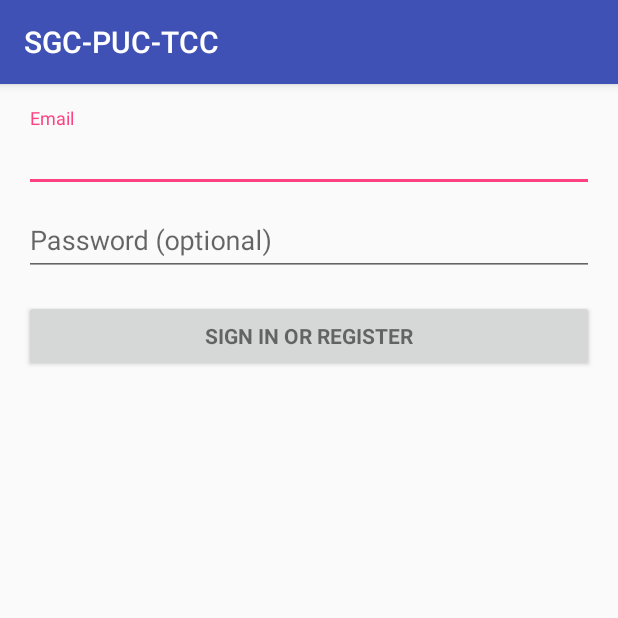
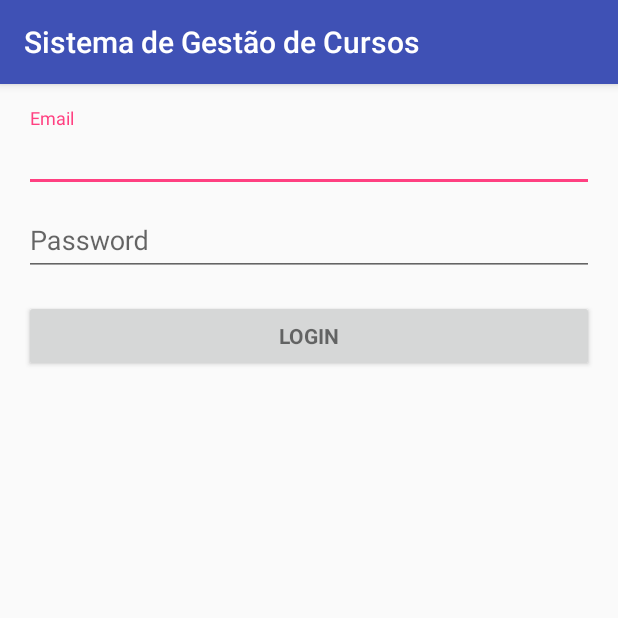
Before and after one commit to robsonlluis/SGC-PUC, an Android app: the screen it shows after launch (LoginActivity), on a phone screen of 412 x 824 dp, the top half of it. Run offline under Robolectric (Android 15) with nearby library versions, the phone set to English and light mode, and no system bars; 2 statements that could not run were skipped.

```diff
--- a/app/src/main/res/values/strings.xml
+++ b/app/src/main/res/values/strings.xml
@@ -1,10 +1,10 @@
 <resources>
-    <string name="app_name">SGC-PUC-TCC</string>
+    <string name="app_name">Sistema de Gestão de Cursos</string>
 
     <!-- Strings related to login -->
     <string name="prompt_email">Email</string>
-    <string name="prompt_password">Password (optional)</string>
-    <string name="action_sign_in">Sign in or register</string>
+    <string name="prompt_password">Password</string>
+    <string name="action_sign_in">LOGIN</string>
     <string name="action_sign_in_short">Sign in</string>
     <string name="error_invalid_email">This email address is invalid</string>
     <string name="error_invalid_password">This password is too short</string>
```
Also changed, not shown: app/src/main/java/com/engsoft/robsonsouza/sgc_puc_tcc/LoginActivity.java (+33 -22 lines).
